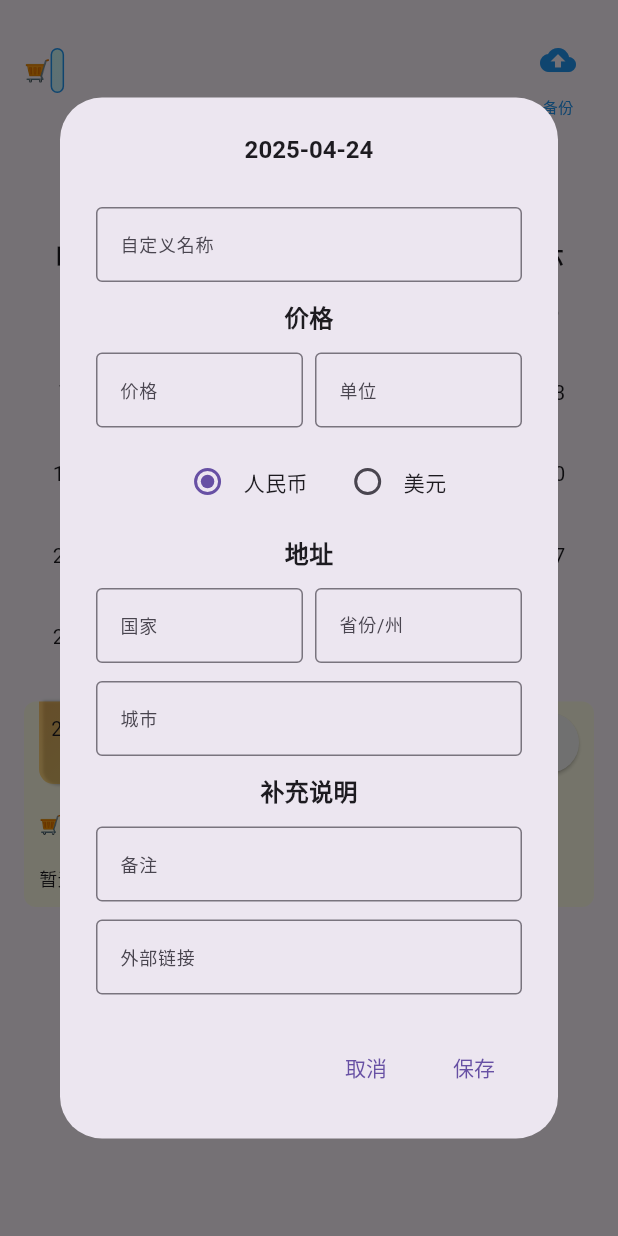
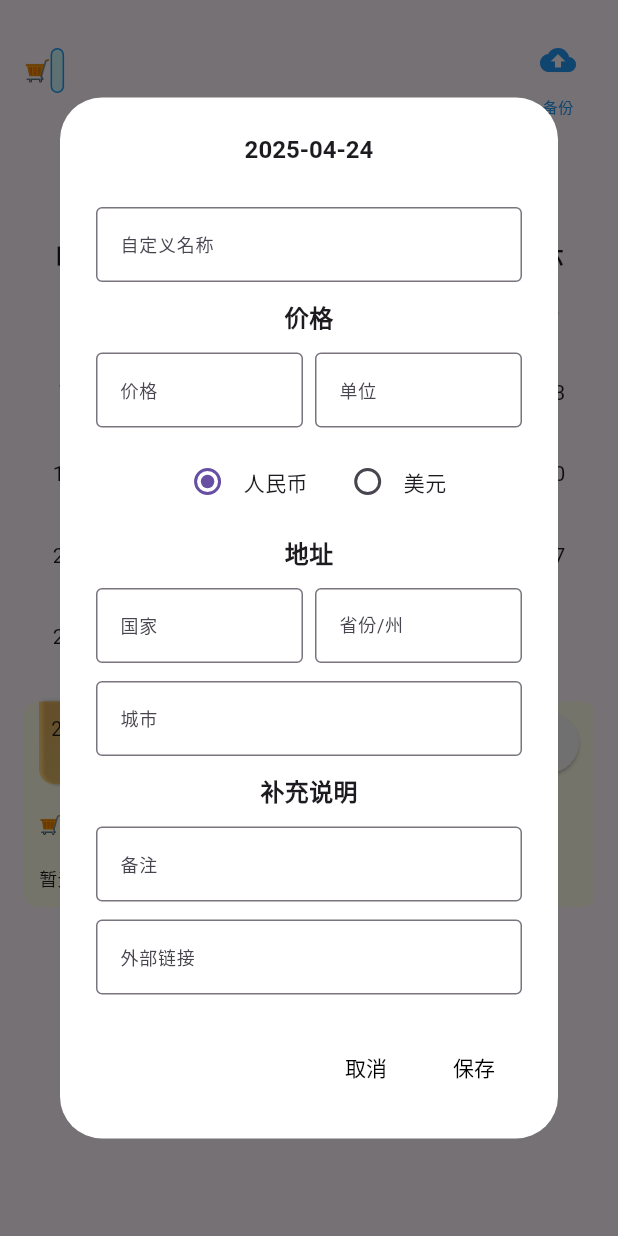
Before and after one commit to 1028867764/affordManual, a Flutter app: the PriceCalendar widget shown alone on an empty page, opened directly with empty values, after a tap on "修改", on a phone screen of 412 x 824 dp. Run offline on Flutter 3.47's test engine with Material 3 defaults, Android fonts, the phone set to English and light mode, and no system bars; our stand-ins replace cached_network_image, flutter_html, flutter_markdown, photo_view, shared_preferences; accounts and stored records are empty.

Commit message:
记账日历告一段落

```diff
--- a/lib/price_calendar.dart
+++ b/lib/price_calendar.dart
@@ -481,7 +481,13 @@ class _PriceCalendarState extends State<PriceCalendar> {
         // 使用 StatefulBuilder 包裹对话框内容
         return StatefulBuilder(
           builder: (BuildContext context, StateSetter setState) {
-            return AlertDialog(
+            return Theme(
+              data: ThemeData(
+                dialogTheme: DialogThemeData(
+                  backgroundColor: Colors.white, // 设置对话框背景色
+                ),
+              ),
+              child: AlertDialog(
                 title: Center(
                   child: Text(
                     _selectedDate == null
@@ -683,16 +689,27 @@ class _PriceCalendarState extends State<PriceCalendar> {
                     onPressed: () {
                       Navigator.of(context).pop();
                     },
-                  child: const Text('取消'),
+                    child: const Text(
+                      '取消',
+                      style: TextStyle(
+                        color: Colors.black, // 设置文本颜色为蓝色
+                      ),
+                    ),
                   ),
                   TextButton(
                     onPressed: () {
                       _saveRecord();
                       Navigator.of(context).pop();
                     },
-                  child: const Text('保存'),
+                    child: const Text(
+                      '保存',
+                      style: TextStyle(
+                        color: Colors.black, // 设置文本颜色为蓝色
+                      ),
+                    ),
                   ),
                 ],
+              ),
             );
           },
         );
```
Also changed, not shown: lib/favorite_app.dart (+6 -3 lines). Lines whose indentation alone changed are shown as unchanged.
